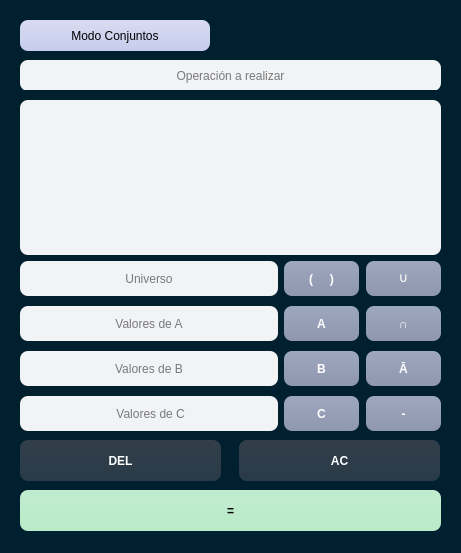
Qt form UI.ui (nanyssalazar/Calculadora-Binaria) before a commit.
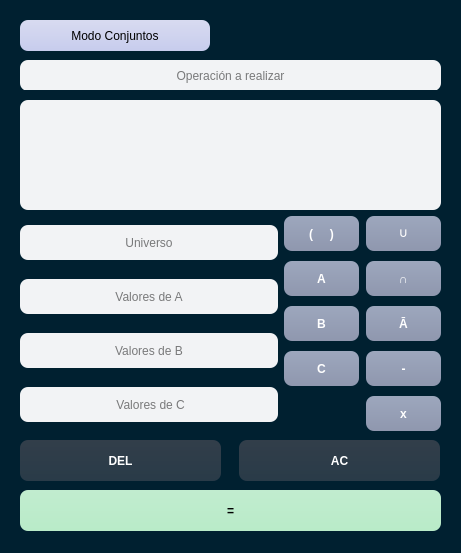
The same form after that commit. The open tabs and pages were chosen to show the change.

Commit message: Boton producto

```diff
--- a/UI.ui
+++ b/UI.ui
@@ -467,34 +467,24 @@
          <property name="verticalSpacing">
           <number>10</number>
          </property>
-         <item row="0" column="0">
-          <widget class="QPushButton" name="btn_parentesis">
+         <item row="5" column="0">
+          <widget class="QPushButton" name="btn_conjC">
            <property name="minimumSize">
             <size>
-             <width>75</width>
+             <width>0</width>
              <height>35</height>
             </size>
            </property>
-           <property name="text">
-            <string>(     )</string>
+           <property name="styleSheet">
+            <string notr="true"/>
            </property>
-          </widget>
-         </item>
-         <item row="0" column="1">
-          <widget class="QPushButton" name="btn_union">
-           <property name="minimumSize">
-            <size>
-             <width>75</width>
-             <height>35</height>
-            </size>
-           </property>
            <property name="text">
-            <string>∪</string>
+            <string>C</string>
            </property>
           </widget>
          </item>
-         <item row="1" column="0">
-          <widget class="QPushButton" name="btn_conjA">
+         <item row="5" column="2">
+          <widget class="QPushButton" name="btn_resta">
            <property name="minimumSize">
             <size>
              <width>0</width>
@@ -502,11 +492,11 @@
             </size>
            </property>
            <property name="text">
-            <string>A</string>
+            <string>-</string>
            </property>
           </widget>
          </item>
-         <item row="1" column="1">
+         <item row="2" column="2">
           <widget class="QPushButton" name="btn_interseccion">
            <property name="minimumSize">
             <size>
@@ -519,20 +509,7 @@
            </property>
           </widget>
          </item>
-         <item row="2" column="0">
-          <widget class="QPushButton" name="btn_conjB">
-           <property name="minimumSize">
-            <size>
-             <width>0</width>
-             <height>35</height>
-            </size>
-           </property>
-           <property name="text">
-            <string>B</string>
-           </property>
-          </widget>
-         </item>
-         <item row="2" column="1">
+         <item row="4" column="2">
           <widget class="QPushButton" name="btn_a">
            <property name="minimumSize">
             <size>
@@ -551,32 +528,68 @@
            </property>
           </widget>
          </item>
-         <item row="3" column="0">
-          <widget class="QPushButton" name="btn_conjC">
+         <item row="2" column="0">
+          <widget class="QPushButton" name="btn_conjA">
            <property name="minimumSize">
             <size>
              <width>0</width>
              <height>35</height>
             </size>
            </property>
-           <property name="styleSheet">
-            <string notr="true"/>
+           <property name="text">
+            <string>A</string>
            </property>
+          </widget>
+         </item>
+         <item row="4" column="0">
+          <widget class="QPushButton" name="btn_conjB">
+           <property name="minimumSize">
+            <size>
+             <width>0</width>
+             <height>35</height>
+            </size>
+           </property>
            <property name="text">
-            <string>C</string>
+            <string>B</string>
            </property>
           </widget>
          </item>
-         <item row="3" column="1">
-          <widget class="QPushButton" name="btn_resta">
+         <item row="1" column="2">
+          <widget class="QPushButton" name="btn_union">
            <property name="minimumSize">
             <size>
+             <width>75</width>
+             <height>35</height>
+            </size>
+           </property>
+           <property name="text">
+            <string>∪</string>
+           </property>
+          </widget>
+         </item>
+         <item row="1" column="0">
+          <widget class="QPushButton" name="btn_parentesis">
+           <property name="minimumSize">
+            <size>
+             <width>75</width>
+             <height>35</height>
+            </size>
+           </property>
+           <property name="text">
+            <string>(     )</string>
+           </property>
+          </widget>
+         </item>
+         <item row="6" column="2">
+          <widget class="QPushButton" name="btn_producto">
+           <property name="minimumSize">
+            <size>
              <width>0</width>
              <height>35</height>
             </size>
            </property>
            <property name="text">
-            <string>-</string>
+            <string>x</string>
            </property>
           </widget>
          </item>
```
Left out of the diff: 2 changed lines with no effect on the pictures. The commit also changes 2 other files.
